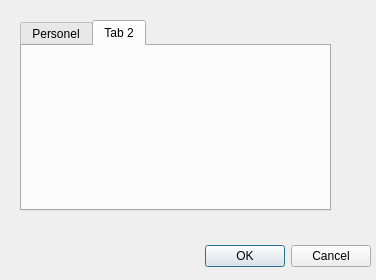
First picture: the form in mqt/MqtCluster/setupdialog.ui, repository zsteva/backup-minos2, before the edit.
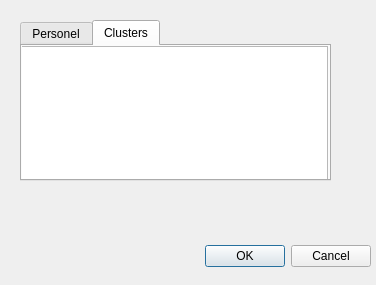
Second picture: the form after the edit. The open tabs and pages were chosen to show the change.

Commit message: copy in the initial DX Cluster code

The edit to the form file:
```diff
--- a/mqt/MqtCluster/setupdialog.ui
+++ b/mqt/MqtCluster/setupdialog.ui
@@ -7,7 +7,7 @@
     <x>0</x>
     <y>0</y>
     <width>376</width>
-    <height>280</height>
+    <height>285</height>
    </rect>
   </property>
   <property name="windowTitle">
@@ -35,7 +35,7 @@
      <x>20</x>
      <y>20</y>
      <width>311</width>
-     <height>191</height>
+     <height>161</height>
     </rect>
    </property>
    <widget class="QWidget" name="tab">
@@ -113,8 +113,18 @@
    </widget>
    <widget class="QWidget" name="tab_2">
     <attribute name="title">
-     <string>Tab 2</string>
+     <string>Clusters</string>
     </attribute>
+    <widget class="QColumnView" name="columnView">
+     <property name="geometry">
+      <rect>
+       <x>-5</x>
+       <y>0</y>
+       <width>311</width>
+       <height>141</height>
+      </rect>
+     </property>
+    </widget>
    </widget>
   </widget>
  </widget>
```
Left out of the diff: 5 changed lines with no effect on the pictures. The commit also changes 2 other files.
